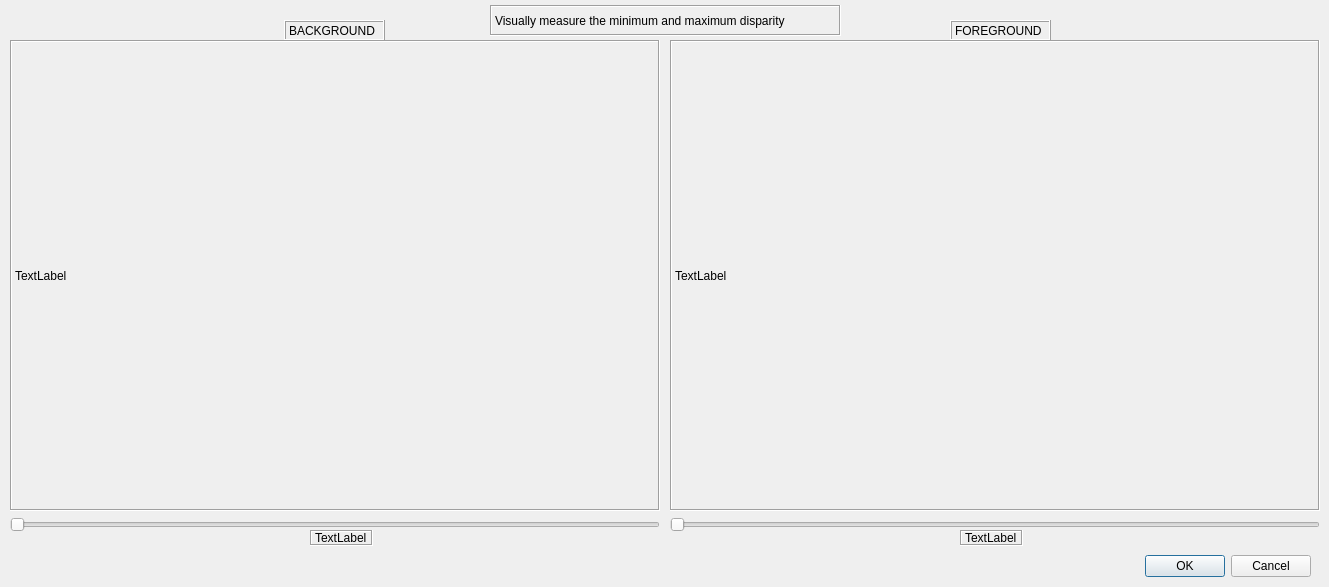
This is disparity.ui in AbsurdePhoton/disparity-filtering-mpo as Qt 5 draws it before an edit. The edited form follows.
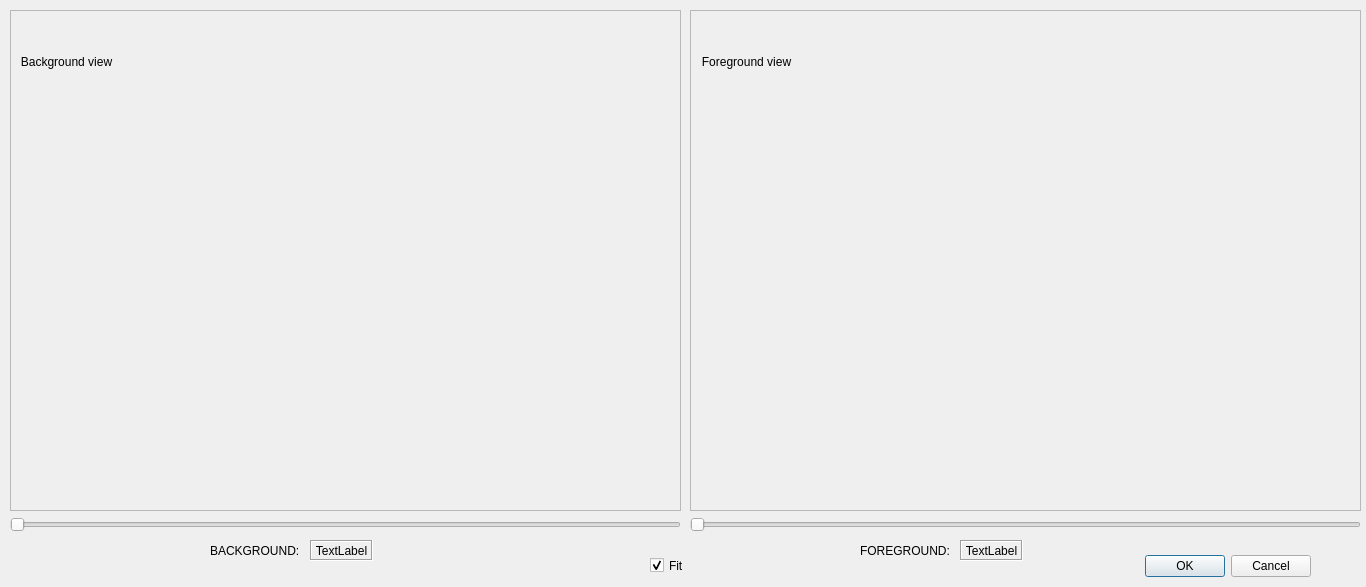
This is the edited form. Icons and pictures are not drawn.

Commit message: v1.1 - Added visual adjustement of disparity

Patch:
```diff
--- a/disparity.ui
+++ b/disparity.ui
@@ -6,7 +6,7 @@
    <rect>
     <x>0</x>
     <y>0</y>
-    <width>1329</width>
+    <width>1366</width>
     <height>587</height>
    </rect>
   </property>
@@ -29,56 +29,12 @@
     <set>QDialogButtonBox::Cancel|QDialogButtonBox::Ok</set>
    </property>
   </widget>
-  <widget class="QLabel" name="label_background_disparity">
-   <property name="geometry">
-    <rect>
-     <x>10</x>
-     <y>40</y>
-     <width>650</width>
-     <height>471</height>
-    </rect>
-   </property>
-   <property name="toolTip">
-    <string>Use the slider until the BACKGROUND is sharp</string>
-   </property>
-   <property name="frameShape">
-    <enum>QFrame::Box</enum>
-   </property>
-   <property name="frameShadow">
-    <enum>QFrame::Sunken</enum>
-   </property>
-   <property name="text">
-    <string>TextLabel</string>
-   </property>
-  </widget>
-  <widget class="QLabel" name="label_foreground_disparity">
-   <property name="geometry">
-    <rect>
-     <x>670</x>
-     <y>40</y>
-     <width>650</width>
-     <height>471</height>
-    </rect>
-   </property>
-   <property name="toolTip">
-    <string>Use the slider until the FOREGROUND is sharp</string>
-   </property>
-   <property name="frameShape">
-    <enum>QFrame::Box</enum>
-   </property>
-   <property name="frameShadow">
-    <enum>QFrame::Sunken</enum>
-   </property>
-   <property name="text">
-    <string>TextLabel</string>
-   </property>
-  </widget>
   <widget class="QSlider" name="horizontalSlider_background_disparity">
    <property name="geometry">
     <rect>
      <x>10</x>
      <y>510</y>
-     <width>650</width>
+     <width>671</width>
      <height>29</height>
     </rect>
    </property>
@@ -92,9 +48,9 @@
   <widget class="QSlider" name="horizontalSlider_foreground_disparity">
    <property name="geometry">
     <rect>
-     <x>670</x>
+     <x>690</x>
      <y>510</y>
-     <width>650</width>
+     <width>671</width>
      <height>29</height>
     </rect>
    </property>
@@ -109,9 +65,9 @@
    <property name="geometry">
     <rect>
      <x>310</x>
-     <y>530</y>
+     <y>540</y>
      <width>63</width>
-     <height>16</height>
+     <height>21</height>
     </rect>
    </property>
    <property name="toolTip">
@@ -129,14 +85,17 @@
    <property name="text">
     <string>TextLabel</string>
    </property>
+   <property name="alignment">
+    <set>Qt::AlignCenter</set>
+   </property>
   </widget>
   <widget class="QLabel" name="label_foreground_disparity_value">
    <property name="geometry">
     <rect>
      <x>960</x>
-     <y>530</y>
+     <y>540</y>
      <width>63</width>
-     <height>16</height>
+     <height>21</height>
     </rect>
    </property>
    <property name="toolTip">
@@ -154,62 +113,183 @@
    <property name="text">
     <string>TextLabel</string>
    </property>
+   <property name="alignment">
+    <set>Qt::AlignCenter</set>
+   </property>
   </widget>
   <widget class="QLabel" name="label">
    <property name="geometry">
     <rect>
-     <x>284</x>
-     <y>20</y>
-     <width>101</width>
+     <x>210</x>
+     <y>540</y>
+     <width>111</width>
      <height>21</height>
     </rect>
    </property>
    <property name="frameShape">
-    <enum>QFrame::Box</enum>
+    <enum>QFrame::NoFrame</enum>
    </property>
    <property name="frameShadow">
     <enum>QFrame::Raised</enum>
    </property>
    <property name="text">
-    <string>BACKGROUND</string>
+    <string>BACKGROUND:</string>
    </property>
   </widget>
   <widget class="QLabel" name="label_2">
    <property name="geometry">
     <rect>
-     <x>950</x>
-     <y>20</y>
-     <width>101</width>
+     <x>860</x>
+     <y>540</y>
+     <width>111</width>
      <height>21</height>
     </rect>
    </property>
    <property name="frameShape">
-    <enum>QFrame::Box</enum>
+    <enum>QFrame::NoFrame</enum>
    </property>
    <property name="frameShadow">
     <enum>QFrame::Raised</enum>
    </property>
    <property name="text">
-    <string>FOREGROUND</string>
+    <string>FOREGROUND:</string>
    </property>
   </widget>
-  <widget class="QLabel" name="label_3">
+  <widget class="QScrollArea" name="scrollArea_background">
    <property name="geometry">
     <rect>
-     <x>490</x>
-     <y>5</y>
-     <width>351</width>
+     <x>10</x>
+     <y>10</y>
+     <width>671</width>
+     <height>501</height>
+    </rect>
+   </property>
+   <property name="toolTip">
+    <string>Use the slider until the BACKGROUND is sharp</string>
+   </property>
+   <property name="widgetResizable">
+    <bool>true</bool>
+   </property>
+   <property name="alignment">
+    <set>Qt::AlignCenter</set>
+   </property>
+   <widget class="QWidget" name="scrollAreaWidgetContents_background">
+    <property name="geometry">
+     <rect>
+      <x>0</x>
+      <y>0</y>
+      <width>669</width>
+      <height>499</height>
+     </rect>
+    </property>
+    <widget class="QLabel" name="label_background_disparity">
+     <property name="geometry">
+      <rect>
+       <x>0</x>
+       <y>0</y>
+       <width>111</width>
+       <height>101</height>
+      </rect>
+     </property>
+     <property name="toolTip">
+      <string>Use the slider until the BACKGROUND is sharp</string>
+     </property>
+     <property name="frameShape">
+      <enum>QFrame::NoFrame</enum>
+     </property>
+     <property name="frameShadow">
+      <enum>QFrame::Sunken</enum>
+     </property>
+     <property name="text">
+      <string>Background view</string>
+     </property>
+     <property name="alignment">
+      <set>Qt::AlignCenter</set>
+     </property>
+    </widget>
+   </widget>
+  </widget>
+  <widget class="QScrollArea" name="scrollArea_foreground">
+   <property name="geometry">
+    <rect>
+     <x>690</x>
+     <y>10</y>
+     <width>671</width>
+     <height>501</height>
+    </rect>
+   </property>
+   <property name="toolTip">
+    <string>Use the slider until the FOREGROUND is sharp</string>
+   </property>
+   <property name="widgetResizable">
+    <bool>true</bool>
+   </property>
+   <property name="alignment">
+    <set>Qt::AlignCenter</set>
+   </property>
+   <widget class="QWidget" name="scrollAreaWidgetContents_foreground">
+    <property name="geometry">
+     <rect>
+      <x>0</x>
+      <y>0</y>
+      <width>669</width>
+      <height>499</height>
+     </rect>
+    </property>
+    <widget class="QLabel" name="label_foreground_disparity">
+     <property name="geometry">
+      <rect>
+       <x>0</x>
+       <y>0</y>
+       <width>111</width>
+       <height>101</height>
+      </rect>
+     </property>
+     <property name="toolTip">
+      <string>Use the slider until the FOREGROUND is sharp</string>
+     </property>
+     <property name="frameShape">
+      <enum>QFrame::NoFrame</enum>
+     </property>
+     <property name="frameShadow">
+      <enum>QFrame::Sunken</enum>
+     </property>
+     <property name="text">
+      <string>Foreground view</string>
+     </property>
+     <property name="alignment">
+      <set>Qt::AlignCenter</set>
+     </property>
+    </widget>
+   </widget>
+  </widget>
+  <widget class="QCheckBox" name="checkBox_fit">
+   <property name="geometry">
+    <rect>
+     <x>650</x>
+     <y>550</y>
+     <width>92</width>
      <height>31</height>
     </rect>
    </property>
-   <property name="frameShape">
-    <enum>QFrame::Box</enum>
-   </property>
-   <property name="frameShadow">
-    <enum>QFrame::Sunken</enum>
+   <property name="toolTip">
+    <string>Ticked : the views fit the display areas, else they are displayed at 100% size</string>
    </property>
    <property name="text">
-    <string>Visually measure the minimum and maximum disparity</string>
+    <string>Fit</string>
+   </property>
+   <property name="icon">
+    <iconset resource="resources.qrc">
+     <normaloff>:/icons/zoom.png</normaloff>:/icons/zoom.png</iconset>
+   </property>
+   <property name="iconSize">
+    <size>
+     <width>24</width>
+     <height>24</height>
+    </size>
+   </property>
+   <property name="checked">
+    <bool>true</bool>
    </property>
   </widget>
  </widget>
```
Left out of the diff: 4 changed lines with no effect on the pictures. The commit also changes 3 other files.
